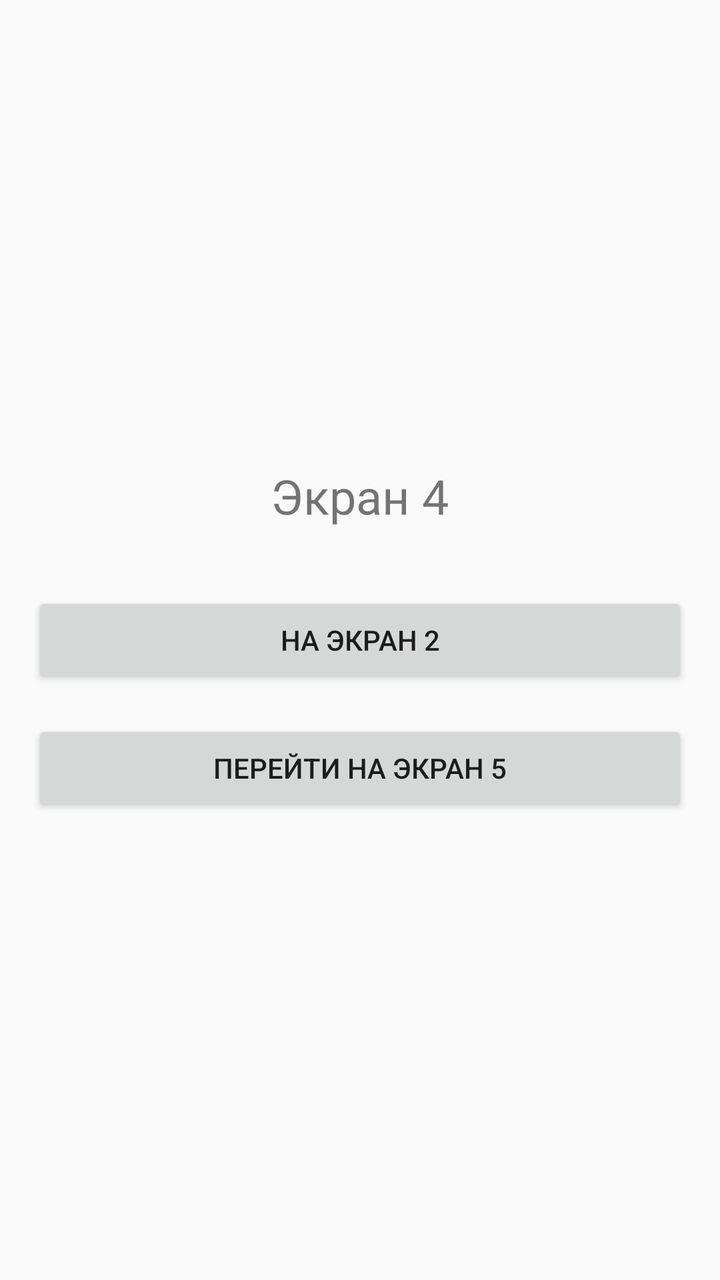
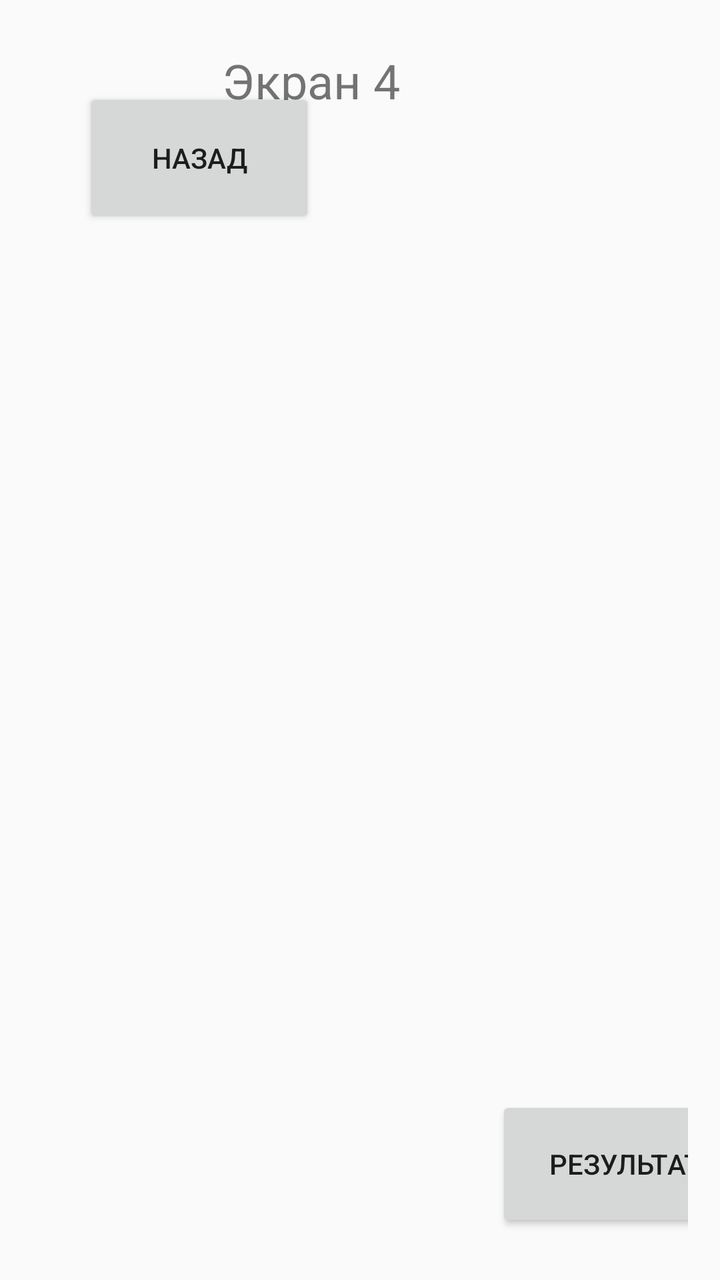

Screens rendered from an Android XML layout before and after an edit, with the pre-edit source and the edit as a unified diff.
<!-- AndroidManifest.xml: application theme Theme.AppCompat.Light.DarkActionBar -->
<!-- res/layout/activity_screen4.xml -->
<?xml version="1.0" encoding="utf-8"?>
<LinearLayout xmlns:android="http://schemas.android.com/apk/res/android"
    android:layout_width="match_parent"
    android:layout_height="match_parent"
    android:orientation="vertical"
    android:gravity="center"
    android:padding="16dp">

    <TextView
        android:layout_width="wrap_content"
        android:layout_height="wrap_content"
        android:text="Экран 4"
        android:textSize="24sp"
        android:layout_marginBottom="32dp" />

    <Button
        android:id="@+id/btn_to_screen2"
        android:layout_width="match_parent"
        android:layout_height="wrap_content"
        android:text="На экран 2"
        android:layout_marginBottom="16dp" />

    <Button
        android:id="@+id/btn_to_screen5"
        android:layout_width="match_parent"
        android:layout_height="wrap_content"
        android:text="Перейти на экран 5" />

</LinearLayout>
<!-- resources referenced by this layout -->
<resources>

</resources>

<!-- the commit's change to res/layout/activity_screen4.xml (unified diff, before → after) -->
@@ -1,5 +1,7 @@
 <?xml version="1.0" encoding="utf-8"?>
-<LinearLayout xmlns:android="http://schemas.android.com/apk/res/android"
+<androidx.constraintlayout.widget.ConstraintLayout xmlns:android="http://schemas.android.com/apk/res/android"
+    xmlns:app="http://schemas.android.com/apk/res-auto"
+    xmlns:tools="http://schemas.android.com/tools"
     android:layout_width="match_parent"
     android:layout_height="match_parent"
     android:orientation="vertical"
@@ -9,21 +11,32 @@
     <TextView
         android:layout_width="wrap_content"
         android:layout_height="wrap_content"
+        android:layout_marginTop="8dp"
+        android:layout_marginEnd="144dp"
         android:text="Экран 4"
         android:textSize="24sp"
-        android:layout_marginBottom="32dp" />
+        app:layout_constraintEnd_toEndOf="parent"
+        app:layout_constraintTop_toTopOf="parent" />
 
     <Button
-        android:id="@+id/btn_to_screen2"
-        android:layout_width="match_parent"
-        android:layout_height="wrap_content"
-        android:text="На экран 2"
-        android:layout_marginBottom="16dp" />
+        android:id="@+id/btn_to_initial_input"
+        android:layout_width="116dp"
+        android:layout_height="70dp"
+        android:layout_marginTop="28dp"
+        android:text="Назад"
+        app:layout_constraintEnd_toEndOf="parent"
+        app:layout_constraintHorizontal_bias="0.121"
+        app:layout_constraintStart_toStartOf="parent"
+        app:layout_constraintTop_toTopOf="parent" />
 
     <Button
-        android:id="@+id/btn_to_screen5"
-        android:layout_width="match_parent"
-        android:layout_height="wrap_content"
-        android:text="Перейти на экран 5" />
+        android:id="@+id/btn_to_result"
+        android:layout_width="129dp"
+        android:layout_height="68dp"
+        android:layout_marginStart="232dp"
+        android:layout_marginBottom="8dp"
+        android:text="результат"
+        app:layout_constraintBottom_toBottomOf="parent"
+        app:layout_constraintStart_toStartOf="parent" />
 
-</LinearLayout>
+</androidx.constraintlayout.widget.ConstraintLayout>
